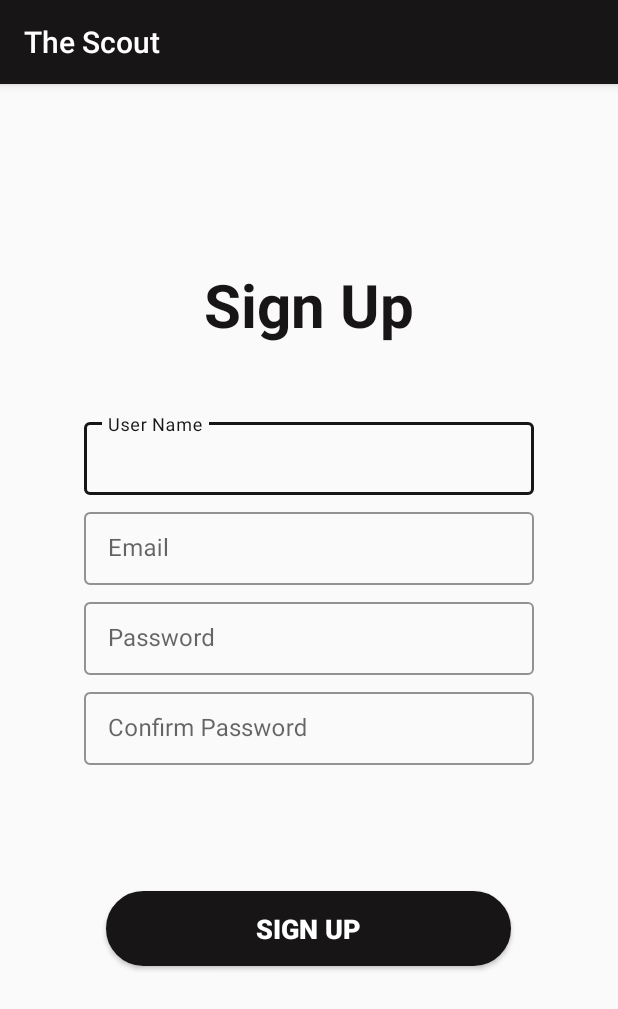
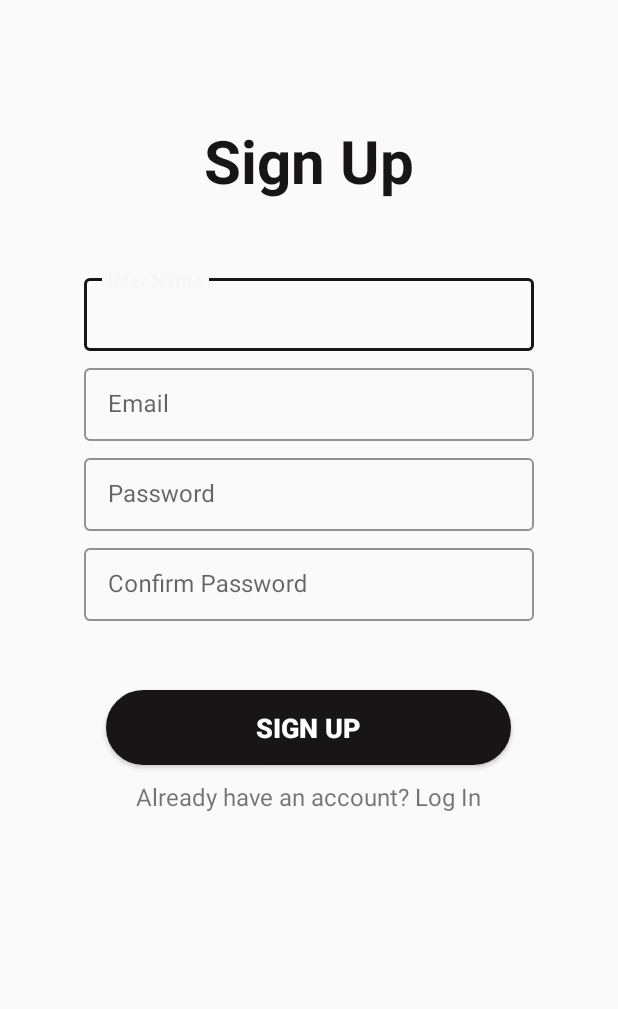
Before and after one commit to barakamulas/TheScout, an Android app: the SignUpActivity screen opened directly, with no data from a screen before it, on a phone screen of 412 x 824 dp. Shown: the top 1009 px of the screen. Run offline under Robolectric (Android 15) with nearby library versions, the phone set to English and light mode, and no system bars.

Commit message:
Add accout confirmation TextViews in the login and signup activities

```diff
--- a/app/src/main/AndroidManifest.xml
+++ b/app/src/main/AndroidManifest.xml
@@ -9,8 +9,10 @@
         android:roundIcon="@mipmap/ic_launcher_round"
         android:supportsRtl="true"
         android:theme="@style/MyTheme">
-        <activity android:name=".SignUpActivity"></activity>
-        <activity android:name=".LoginActivity" />
+        <activity android:name=".SignUpActivity"
+            android:theme="@style/NoActionBarTheme"></activity>
+        <activity android:name=".LoginActivity"
+            android:theme="@style/NoActionBarTheme"/>
         <activity
             android:name=".MainActivity"
             android:theme="@style/NoActionBarTheme">
--- a/app/src/main/res/layout/activity_sign_up.xml
+++ b/app/src/main/res/layout/activity_sign_up.xml
@@ -11,7 +11,7 @@
         android:text="@string/sign_up"
         android:layout_centerHorizontal="true"
         android:layout_alignParentTop="true"
-        android:layout_marginTop="120dp"
+        android:layout_marginTop="80dp"
         android:textSize="40sp"
         android:textStyle="bold"
         android:textColor="@color/myBrown"/>
@@ -22,7 +22,7 @@
         android:layout_height="wrap_content"
         android:layout_alignParentTop="true"
         android:layout_centerHorizontal="true"
-        android:layout_marginTop="220dp"
+        android:layout_marginTop="180dp"
         app:boxStrokeColor="@color/myBrown">
 
         <EditText
@@ -43,7 +43,7 @@
         android:layout_height="wrap_content"
         android:layout_alignParentTop="true"
         android:layout_centerHorizontal="true"
-        android:layout_marginTop="280dp"
+        android:layout_marginTop="240dp"
         app:boxStrokeColor="@color/myBrown">
 
         <EditText
@@ -64,7 +64,7 @@
         android:layout_height="wrap_content"
         android:layout_alignParentTop="true"
         android:layout_centerHorizontal="true"
-        android:layout_marginTop="340dp"
+        android:layout_marginTop="300dp"
         app:boxStrokeColor="@color/myBrown">
 
         <EditText
@@ -85,7 +85,7 @@
         android:layout_height="wrap_content"
         android:layout_alignParentTop="true"
         android:layout_centerHorizontal="true"
-        android:layout_marginTop="400dp"
+        android:layout_marginTop="360dp"
         app:boxStrokeColor="@color/myBrown">
 
         <EditText
@@ -109,11 +109,21 @@
         android:width="270dp"
         android:padding="5dp"
         android:text="@string/sign_up"
-        android:layout_alignParentBottom="true"
-        android:layout_marginBottom="180dp"
+        android:layout_alignParentTop="true"
+        android:layout_marginTop="460dp"
         android:background="@drawable/rounded_button"
         android:textColor="@color/colorTextIcons"
         android:textStyle="bold"
         android:textSize="18sp"/>
 
+    <TextView
+        android:id="@+id/account_question_sign_up"
+        android:layout_width="wrap_content"
+        android:layout_height="wrap_content"
+        android:layout_alignParentTop="true"
+        android:layout_centerHorizontal="true"
+        android:layout_marginTop="520dp"
+        android:text="@string/already_have_an_account_log_in"
+        android:textSize="16sp" />
+
 </RelativeLayout>
--- a/app/src/main/res/values/strings.xml
+++ b/app/src/main/res/values/strings.xml
@@ -12,4 +12,5 @@
     <string name="confirm_password">Confirm Password</string>
     <string name="login_login">Login</string>
     <string name="login_tittle">Login</string>
+    <string name="already_have_an_account_log_in">Already have an account? Log In</string>
 </resources>
```
Also changed, not shown: app/src/main/java/com/baraka/thescout/MainActivity.java (+14 -1 lines), app/src/main/res/layout/activity_login.xml (+15 -5 lines).
